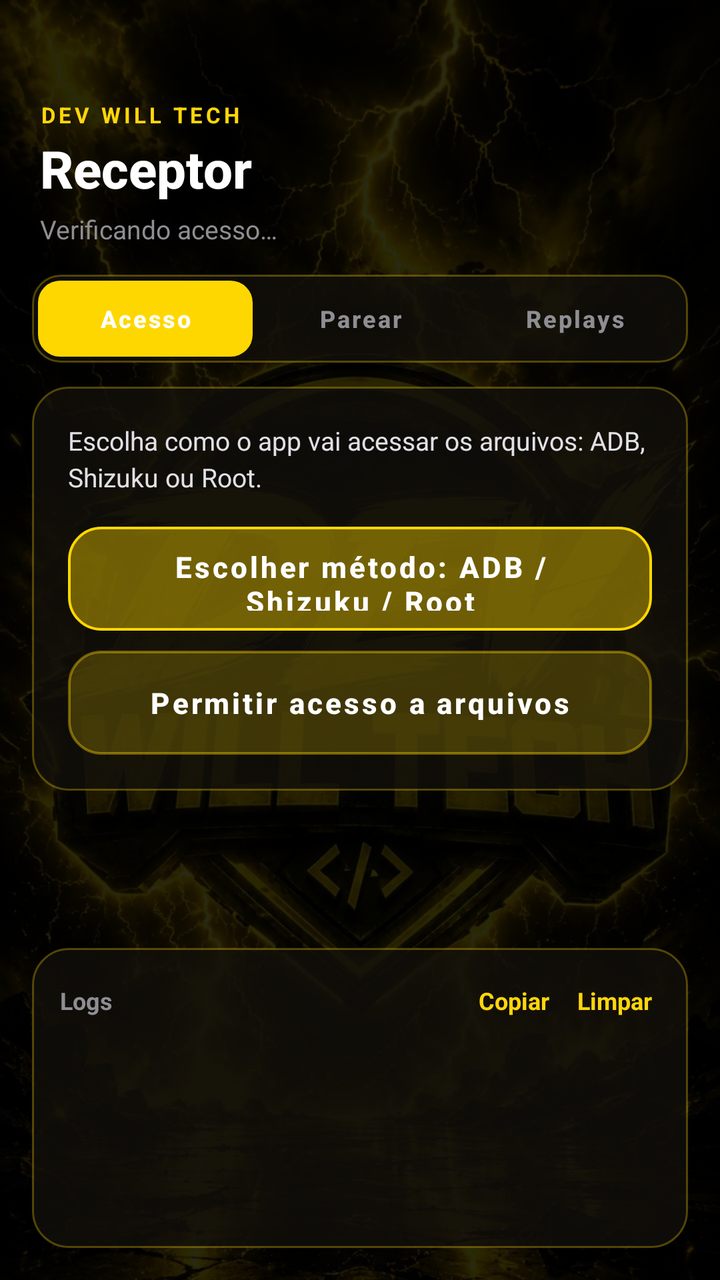
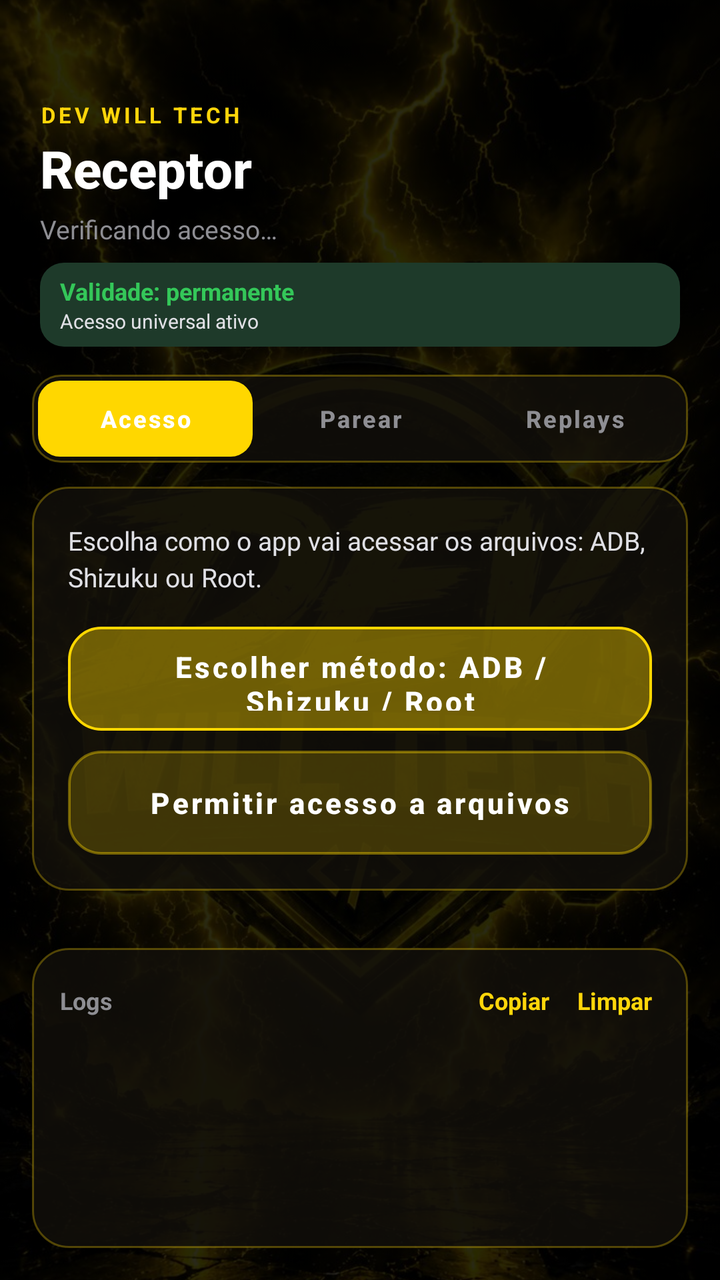

The first picture is an Android layout as it rendered before a commit; the second is the same layout after the commit. The layout source and the unified diff follow.
<!-- AndroidManifest.xml: application theme Theme.ReplayXReceiver -->
<!-- res/layout/activity_main.xml -->
<?xml version="1.0" encoding="utf-8"?>
<FrameLayout xmlns:android="http://schemas.android.com/apk/res/android"
    android:layout_width="match_parent"
    android:layout_height="match_parent"
    android:background="#000000">

    <ImageView
        android:layout_width="match_parent"
        android:layout_height="match_parent"
        android:src="@drawable/bg_devwill"
        android:scaleType="centerCrop"
        android:alpha="0.35" />

    <View
        android:layout_width="match_parent"
        android:layout_height="match_parent"
        android:background="#88000000" />

    <LinearLayout
        android:layout_width="match_parent"
        android:layout_height="match_parent"
        android:orientation="vertical">

        
        <LinearLayout
            android:layout_width="match_parent"
            android:layout_height="wrap_content"
            android:orientation="vertical"
            android:paddingStart="20dp"
            android:paddingEnd="20dp"
            android:paddingTop="50dp"
            android:paddingBottom="14dp">

            <TextView
                android:layout_width="wrap_content"
                android:layout_height="wrap_content"
                android:text="DEV WILL TECH"
                android:textColor="#FFD60A"
                android:textSize="11sp"
                android:textStyle="bold"
                android:letterSpacing="0.15" />

            <TextView
                android:id="@+id/tvTitulo"
                android:layout_width="wrap_content"
                android:layout_height="wrap_content"
                android:text="Receptor"
                android:textColor="#FFFFFF"
                android:textSize="26sp"
                android:textStyle="bold"
                android:fontFamily="sans-serif-medium"
                android:layout_marginTop="2dp" />

            <TextView
                android:id="@+id/tvShellStatus"
                android:layout_width="wrap_content"
                android:layout_height="wrap_content"
                android:text="Verificando acesso…"
                android:textColor="#8E8E93"
                android:textSize="13sp"
                android:layout_marginTop="4dp" />

        </LinearLayout>

        
        <LinearLayout
            android:layout_width="match_parent"
            android:layout_height="44dp"
            android:layout_marginStart="16dp"
            android:layout_marginEnd="16dp"
            android:layout_marginBottom="12dp"
            android:orientation="horizontal"
            android:background="@drawable/ios_tab_bar"
            android:padding="3dp">

            <Button
                android:id="@+id/tabPermissao"
                android:layout_width="0dp"
                android:layout_height="match_parent"
                android:layout_weight="1"
                android:text="Acesso"
                android:textAllCaps="false"
                android:textSize="12sp"
                android:textStyle="bold"
                android:textColor="#FFFFFF"
                android:background="@drawable/ios_tab_selected"
                android:stateListAnimator="@null"
                android:insetTop="0dp"
                android:insetBottom="0dp" />

            <Button
                android:id="@+id/tabParear"
                android:layout_width="0dp"
                android:layout_height="match_parent"
                android:layout_weight="1"
                android:text="Parear"
                android:textAllCaps="false"
                android:textSize="12sp"
                android:textStyle="bold"
                android:textColor="#8E8E93"
                android:background="@android:color/transparent"
                android:stateListAnimator="@null"
                android:insetTop="0dp"
                android:insetBottom="0dp" />

            <Button
                android:id="@+id/tabReplays"
                android:layout_width="0dp"
                android:layout_height="match_parent"
                android:layout_weight="1"
                android:text="Replays"
                android:textAllCaps="false"
                android:textSize="12sp"
                android:textStyle="bold"
                android:textColor="#8E8E93"
                android:background="@android:color/transparent"
                android:stateListAnimator="@null"
                android:insetTop="0dp"
                android:insetBottom="0dp" />

        </LinearLayout>

        <ScrollView
            android:layout_width="match_parent"
            android:layout_height="0dp"
            android:layout_weight="1">

            <FrameLayout
                android:layout_width="match_parent"
                android:layout_height="wrap_content"
                android:paddingStart="16dp"
                android:paddingEnd="16dp">

                
                <LinearLayout
                    android:id="@+id/secPermissao"
                    android:layout_width="match_parent"
                    android:layout_height="wrap_content"
                    android:orientation="vertical">

                    <LinearLayout
                        android:layout_width="match_parent"
                        android:layout_height="wrap_content"
                        android:orientation="vertical"
                        android:background="@drawable/ios_card"
                        android:padding="18dp">

                        <TextView
                            android:layout_width="match_parent"
                            android:layout_height="wrap_content"
                            android:text="Escolha como o app vai acessar os arquivos: ADB, Shizuku ou Root."
                            android:textColor="#E0E0E5"
                            android:textSize="13sp"
                            android:lineSpacingExtra="3dp"
                            android:layout_marginBottom="16dp" />

                        <Button
                            android:id="@+id/btnAbrirShizuku"
                            android:layout_width="match_parent"
                            android:layout_height="52dp"
                            android:text="Escolher método: ADB / Shizuku / Root"
                            android:textAllCaps="false"
                            android:textColor="#FFFFFF"
                            android:textSize="14.5sp"
                            android:textStyle="bold"
                            android:background="@drawable/ios_btn_primary"
                            android:stateListAnimator="@null" />

                        <Button
                            android:id="@+id/btnSolicitarArquivos"
                            android:layout_width="match_parent"
                            android:layout_height="52dp"
                            android:text="Permitir acesso a arquivos"
                            android:textAllCaps="false"
                            android:textColor="#FFFFFF"
                            android:textSize="14.5sp"
                            android:textStyle="bold"
                            android:background="@drawable/ios_btn_secondary"
                            android:stateListAnimator="@null"
                            android:layout_marginTop="10dp" />

                    </LinearLayout>

                </LinearLayout>

                
                <LinearLayout
                    android:id="@+id/secParear"
                    android:layout_width="match_parent"
                    android:layout_height="wrap_content"
                    android:orientation="vertical"
                    android:visibility="gone">

                    <LinearLayout
                        android:layout_width="match_parent"
                        android:layout_height="wrap_content"
                        android:orientation="vertical"
                        android:background="@drawable/ios_card"
                        android:padding="18dp">

                        <TextView
                            android:layout_width="match_parent"
                            android:layout_height="wrap_content"
                            android:text="Digite o código ou leia o QR Code gerado no Sender/PC para parear os dois aparelhos."
                            android:textColor="#E0E0E5"
                            android:textSize="13sp"
                            android:lineSpacingExtra="3dp"
                            android:layout_marginBottom="16dp" />

                        <Button
                            android:id="@+id/btnLerQr"
                            android:layout_width="match_parent"
                            android:layout_height="52dp"
                            android:text="Ler QR Code"
                            android:textAllCaps="false"
                            android:textColor="#FFFFFF"
                            android:textSize="14.5sp"
                            android:textStyle="bold"
                            android:background="@drawable/ios_btn_primary"
                            android:stateListAnimator="@null"
                            android:layout_marginBottom="12dp" />

                        <LinearLayout
                            android:layout_width="match_parent"
                            android:layout_height="56dp"
                            android:orientation="horizontal">

                            <EditText
                                android:id="@+id/etCodigo"
                                android:layout_width="0dp"
                                android:layout_height="match_parent"
                                android:layout_weight="1"
                                android:background="@drawable/ios_input"
                                android:hint="Código de 6 dígitos"
                                android:textColorHint="#8E8E93"
                                android:textColor="#FFD60A"
                                android:textSize="19sp"
                                android:textStyle="bold"
                                android:gravity="center"
                                android:letterSpacing="0.12"
                                android:inputType="textCapCharacters"
                                android:maxLength="6"
                                android:paddingStart="16dp"
                                android:paddingEnd="16dp" />

                            <Button
                                android:id="@+id/btnColarCodigo"
                                android:layout_width="wrap_content"
                                android:layout_height="match_parent"
                                android:layout_marginStart="8dp"
                                android:text="Colar"
                                android:textAllCaps="false"
                                android:textColor="#FFD60A"
                                android:textSize="13sp"
                                android:textStyle="bold"
                                android:paddingStart="16dp"
                                android:paddingEnd="16dp"
                                android:background="@drawable/ios_btn_secondary"
                                android:stateListAnimator="@null" />

                        </LinearLayout>

                        <Button
                            android:id="@+id/btnParear"
                            android:layout_width="match_parent"
                            android:layout_height="52dp"
                            android:text="Parear dispositivo"
                            android:textAllCaps="false"
                            android:textColor="#FFFFFF"
                            android:textSize="14.5sp"
                            android:textStyle="bold"
                            android:background="@drawable/ios_btn_primary"
                            android:stateListAnimator="@null"
                            android:layout_marginTop="14dp" />

                    </LinearLayout>

                    <LinearLayout
                        android:id="@+id/boxPareado"
                        android:layout_width="match_parent"
                        android:layout_height="wrap_content"
                        android:orientation="vertical"
                        android:background="@drawable/ios_card"
                        android:padding="18dp"
                        android:layout_marginTop="14dp"
                        android:visibility="gone">

                        <LinearLayout
                            android:layout_width="wrap_content"
                            android:layout_height="wrap_content"
                            android:orientation="horizontal"
                            android:gravity="center_vertical"
                            android:background="@drawable/ios_pill_ok"
                            android:paddingStart="10dp"
                            android:paddingEnd="10dp"
                            android:paddingTop="4dp"
                            android:paddingBottom="4dp">

                            <TextView
                                android:layout_width="wrap_content"
                                android:layout_height="wrap_content"
                                android:text="● Pareado com o Enviador"
                                android:textColor="#34C759"
                                android:textSize="11sp"
                                android:textStyle="bold" />

                        </LinearLayout>

                        <Button
                            android:id="@+id/btnDesparearRecv"
                            android:layout_width="match_parent"
                            android:layout_height="48dp"
                            android:text="Desparear"
                            android:textAllCaps="false"
                            android:textColor="#FFFFFF"
                            android:textSize="13.5sp"
                            android:textStyle="bold"
                            android:background="@drawable/ios_btn_danger"
                            android:stateListAnimator="@null"
                            android:layout_marginTop="14dp" />

                    </LinearLayout>

                </LinearLayout>

                
                <LinearLayout
                    android:id="@+id/secReplays"
                    android:layout_width="match_parent"
                    android:layout_height="wrap_content"
                    android:orientation="vertical"
                    android:visibility="gone">

                    <LinearLayout
                        android:layout_width="match_parent"
                        android:layout_height="wrap_content"
                        android:orientation="vertical"
                        android:background="@drawable/ios_card"
                        android:padding="18dp">

                        <TextView
                            android:layout_width="match_parent"
                            android:layout_height="wrap_content"
                            android:text="Se o PC mandou um replay enquanto o app estava fechado, ele aparece assim que você abrir. Também dá pra checar na mão aqui."
                            android:textColor="#E0E0E5"
                            android:textSize="13sp"
                            android:lineSpacingExtra="3dp"
                            android:layout_marginBottom="16dp" />

                        <Button
                            android:id="@+id/btnVerificarReplay"
                            android:layout_width="match_parent"
                            android:layout_height="52dp"
                            android:text="Verificar replay pendente"
                            android:textAllCaps="false"
                            android:textColor="#FFFFFF"
                            android:textSize="14.5sp"
                            android:textStyle="bold"
                            android:background="@drawable/ios_btn_primary"
                            android:stateListAnimator="@null" />

                        <TextView
                            android:id="@+id/tvSemReplay"
                            android:layout_width="match_parent"
                            android:layout_height="wrap_content"
                            android:text="Nenhum replay pendente no momento."
                            android:textColor="#8E8E93"
                            android:textSize="12.5sp"
                            android:gravity="center"
                            android:layout_marginTop="16dp"
                            android:visibility="gone" />

                    </LinearLayout>

                </LinearLayout>

            </FrameLayout>

        </ScrollView>

        
        <LinearLayout
            android:layout_width="match_parent"
            android:layout_height="150dp"
            android:orientation="vertical"
            android:background="@drawable/ios_card"
            android:layout_margin="16dp"
            android:padding="14dp">

            <LinearLayout
                android:layout_width="match_parent"
                android:layout_height="wrap_content"
                android:orientation="horizontal"
                android:gravity="center_vertical">

                <TextView
                    android:layout_width="0dp"
                    android:layout_height="wrap_content"
                    android:layout_weight="1"
                    android:text="Logs"
                    android:textColor="#8E8E93"
                    android:textSize="12sp"
                    android:textStyle="bold" />

                <TextView
                    android:id="@+id/btnCopiarLogs"
                    android:layout_width="wrap_content"
                    android:layout_height="wrap_content"
                    android:text="Copiar"
                    android:textColor="#FFD60A"
                    android:textSize="12sp"
                    android:textStyle="bold"
                    android:padding="4dp"
                    android:layout_marginEnd="6dp" />

                <TextView
                    android:id="@+id/btnLimparLogs"
                    android:layout_width="wrap_content"
                    android:layout_height="wrap_content"
                    android:text="Limpar"
                    android:textColor="#FFD60A"
                    android:textSize="12sp"
                    android:textStyle="bold"
                    android:padding="4dp" />

            </LinearLayout>

            <ScrollView
                android:id="@+id/scrollLog"
                android:layout_width="match_parent"
                android:layout_height="0dp"
                android:layout_weight="1"
                android:scrollbars="none">

                <TextView
                    android:id="@+id/tvLog"
                    android:layout_width="match_parent"
                    android:layout_height="wrap_content"
                    android:fontFamily="monospace"
                    android:text=""
                    android:textColor="#C7C7CC"
                    android:textSize="10.5sp"
                    android:lineSpacingExtra="2dp" />

            </ScrollView>

        </LinearLayout>

    </LinearLayout>

    
    <FrameLayout
        android:id="@+id/overlayAguarde"
        android:layout_width="match_parent"
        android:layout_height="match_parent"
        android:background="#CC000000"
        android:clickable="true"
        android:focusable="true"
        android:visibility="gone">

        <LinearLayout
            android:layout_width="220dp"
            android:layout_height="wrap_content"
            android:layout_gravity="center"
            android:orientation="vertical"
            android:gravity="center"
            android:background="@drawable/ios_card"
            android:padding="26dp">

            <ProgressBar
                android:layout_width="40dp"
                android:layout_height="40dp"
                android:indeterminateTint="#FFD60A"
                android:layout_marginBottom="16dp" />

            <TextView
                android:id="@+id/tvAguarde"
                android:layout_width="wrap_content"
                android:layout_height="wrap_content"
                android:text="Aguarde…"
                android:textColor="#FFFFFF"
                android:textSize="14.5sp"
                android:textStyle="bold"
                android:gravity="center" />

        </LinearLayout>

    </FrameLayout>

</FrameLayout>
<!-- resources referenced by this layout -->
<resources>
  <!-- drawable bg_devwill: jpg bitmap (drawable, 194284 bytes) -->
  <!-- drawable ios_btn_danger (drawable) -->
  <?xml version="1.0" encoding="utf-8"?>
  <shape xmlns:android="http://schemas.android.com/apk/res/android" android:shape="rectangle">
      <solid android:color="#4DFF453A" />
      <stroke android:width="1.3dp" android:color="#FF453A" />
      <corners android:radius="16dp" />
  </shape>
  <!-- drawable ios_btn_primary (drawable) -->
  <?xml version="1.0" encoding="utf-8"?>
  <shape xmlns:android="http://schemas.android.com/apk/res/android" android:shape="rectangle">
      <solid android:color="#66FFD60A" />
      <stroke android:width="1.3dp" android:color="#FFD60A" />
      <corners android:radius="16dp" />
  </shape>
  <!-- drawable ios_btn_secondary (drawable) -->
  <?xml version="1.0" encoding="utf-8"?>
  <shape xmlns:android="http://schemas.android.com/apk/res/android" android:shape="rectangle">
      <solid android:color="#33FFD60A" />
      <stroke android:width="1.2dp" android:color="#66FFD60A" />
      <corners android:radius="16dp" />
  </shape>
  <!-- drawable ios_card (drawable) -->
  <?xml version="1.0" encoding="utf-8"?>
  <shape xmlns:android="http://schemas.android.com/apk/res/android" android:shape="rectangle">
      <solid android:color="#CC12100A" />
      <stroke android:width="1dp" android:color="#4DFFD60A" />
      <corners android:radius="18dp" />
  </shape>
  <!-- drawable ios_input (drawable) -->
  <?xml version="1.0" encoding="utf-8"?>
  <shape xmlns:android="http://schemas.android.com/apk/res/android" android:shape="rectangle">
      <solid android:color="#4D2A2408" />
      <stroke android:width="1.2dp" android:color="#66FFD60A" />
      <corners android:radius="14dp" />
  </shape>
  <!-- drawable ios_pill_ok (drawable) -->
  <?xml version="1.0" encoding="utf-8"?>
  <shape xmlns:android="http://schemas.android.com/apk/res/android" android:shape="rectangle">
      <solid android:color="#1E3A2A" />
      <corners android:radius="12dp" />
  </shape>
  <!-- drawable ios_tab_bar (drawable) -->
  <?xml version="1.0" encoding="utf-8"?>
  <shape xmlns:android="http://schemas.android.com/apk/res/android" android:shape="rectangle">
      <solid android:color="#CC12100A" />
      <stroke android:width="1dp" android:color="#4DFFD60A" />
      <corners android:radius="14dp" />
  </shape>
  <!-- drawable ios_tab_selected (drawable) -->
  <?xml version="1.0" encoding="utf-8"?>
  <shape xmlns:android="http://schemas.android.com/apk/res/android" android:shape="rectangle">
      <solid android:color="#FFD60A" />
      <corners android:radius="11dp" />
  </shape>
  <style name="Theme.ReplayXReceiver" parent="Theme.MaterialComponents.NoActionBar">
          <item name="colorPrimary">#FFD700</item>
          <item name="colorPrimaryVariant">#FFA500</item>
          <item name="colorOnPrimary">#000000</item>
          <item name="colorSecondary">#CC8800</item>
          <item name="colorOnSecondary">#000000</item>
          <item name="android:statusBarColor">#080800</item>
          <item name="android:navigationBarColor">#080800</item>
          <item name="android:windowBackground">#080800</item>
      </style>
</resources>

<!-- the commit's change to res/layout/activity_main.xml (unified diff, before → after) -->
@@ -59,6 +59,35 @@
                 android:textColor="#8E8E93"
                 android:textSize="13sp"
                 android:layout_marginTop="4dp" />
+
+            <LinearLayout
+                android:layout_width="match_parent"
+                android:layout_height="wrap_content"
+                android:orientation="vertical"
+                android:background="@drawable/ios_pill_ok"
+                android:paddingStart="10dp"
+                android:paddingEnd="10dp"
+                android:paddingTop="6dp"
+                android:paddingBottom="6dp"
+                android:layout_marginTop="8dp">
+
+                <TextView
+                    android:id="@+id/tvLicenseTimer"
+                    android:layout_width="match_parent"
+                    android:layout_height="wrap_content"
+                    android:text="Validade: permanente"
+                    android:textColor="#34C759"
+                    android:textSize="12sp"
+                    android:textStyle="bold" />
+
+                <TextView
+                    android:id="@+id/tvLicenseUser"
+                    android:layout_width="match_parent"
+                    android:layout_height="wrap_content"
+                    android:text="Acesso universal ativo"
+                    android:textColor="#E0E0E5"
+                    android:textSize="10sp" />
+            </LinearLayout>
 
         </LinearLayout>
 
